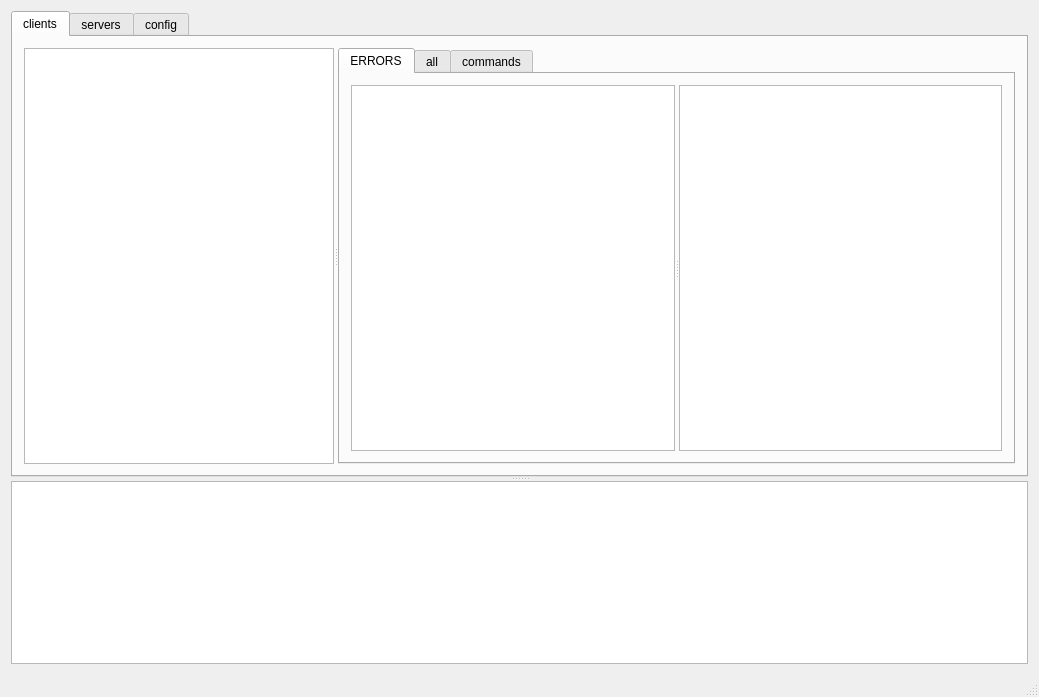
First picture: the form in examples/qt/monitor/src/monitor.ui, repository jleahred/maiquel-toolkit-cpp, before the edit.
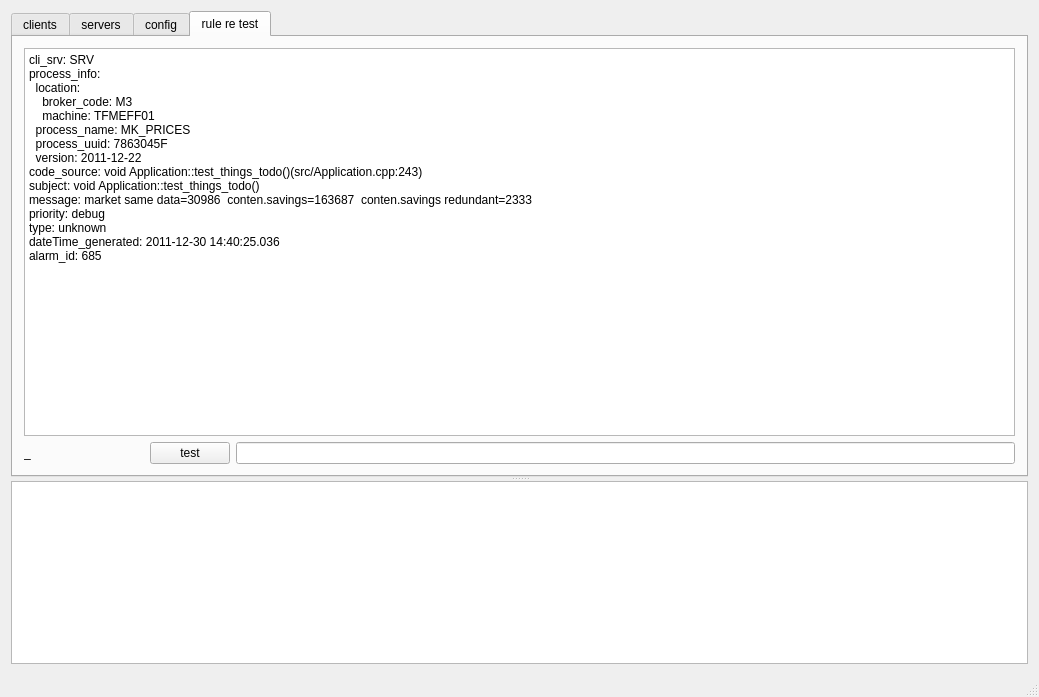
Second picture: the form after the edit. Custom widgets are drawn as their Qt base class.

Commit message: modif monitor  added rule test

Diff of the .ui file:
```diff
--- a/examples/qt/monitor/src/monitor.ui
+++ b/examples/qt/monitor/src/monitor.ui
@@ -29,7 +29,7 @@
       </property>
       <widget class="QTabWidget" name="tabWidget">
        <property name="currentIndex">
-        <number>0</number>
+        <number>3</number>
        </property>
        <widget class="QWidget" name="tab">
         <attribute name="title">
@@ -343,6 +343,67 @@
          </item>
         </layout>
        </widget>
+       <widget class="QWidget" name="tab_7">
+        <attribute name="title">
+         <string>rule re test</string>
+        </attribute>
+        <layout class="QVBoxLayout" name="verticalLayout_12">
+         <item>
+          <widget class="QPlainTextEdit" name="re_rule_message2test">
+           <property name="plainText">
+            <string>cli_srv: SRV
+process_info:
+  location:
+    broker_code: M3
+    machine: TFMEFF01
+  process_name: MK_PRICES
+  process_uuid: 7863045F
+  version: 2011-12-22
+code_source: void Application::test_things_todo()(src/Application.cpp:243)
+subject: void Application::test_things_todo()
+message: market same data=30986  conten.savings=163687  conten.savings redundant=2333
+priority: debug
+type: unknown
+dateTime_generated: 2011-12-30 14:40:25.036
+alarm_id: 685</string>
+           </property>
+          </widget>
+         </item>
+         <item>
+          <layout class="QHBoxLayout" name="horizontalLayout_3">
+           <item>
+            <widget class="QLabel" name="re_rule_result">
+             <property name="sizePolicy">
+              <sizepolicy hsizetype="Fixed" vsizetype="Preferred">
+               <horstretch>0</horstretch>
+               <verstretch>0</verstretch>
+              </sizepolicy>
+             </property>
+             <property name="minimumSize">
+              <size>
+               <width>120</width>
+               <height>0</height>
+              </size>
+             </property>
+             <property name="text">
+              <string>_</string>
+             </property>
+            </widget>
+           </item>
+           <item>
+            <widget class="QPushButton" name="re_rule_button_testnow">
+             <property name="text">
+              <string>test</string>
+             </property>
+            </widget>
+           </item>
+           <item>
+            <widget class="QLineEdit" name="re_rule2test"/>
+           </item>
+          </layout>
+         </item>
+        </layout>
+       </widget>
       </widget>
       <widget class="QTableAlarms" name="alarms_all_errors">
        <property name="selectionBehavior">
```
Left out of the diff: 71 changed lines with no effect on the pictures. The commit also changes 3 other files.
